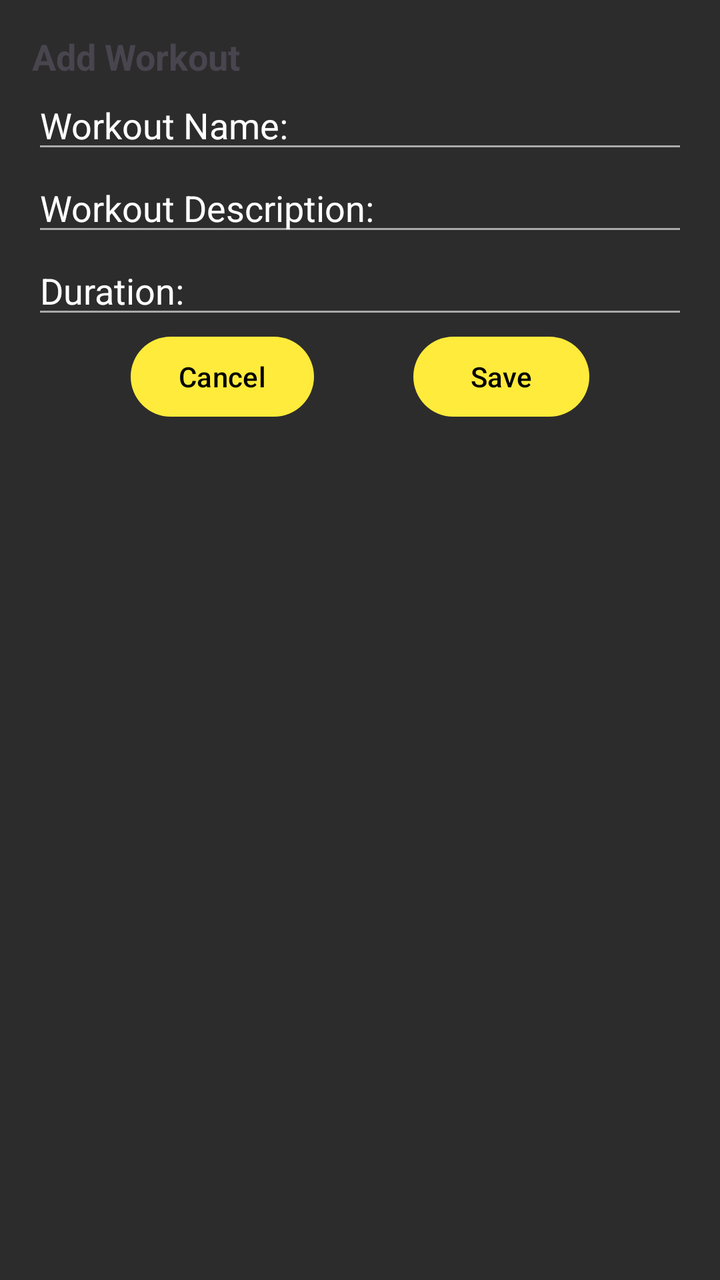
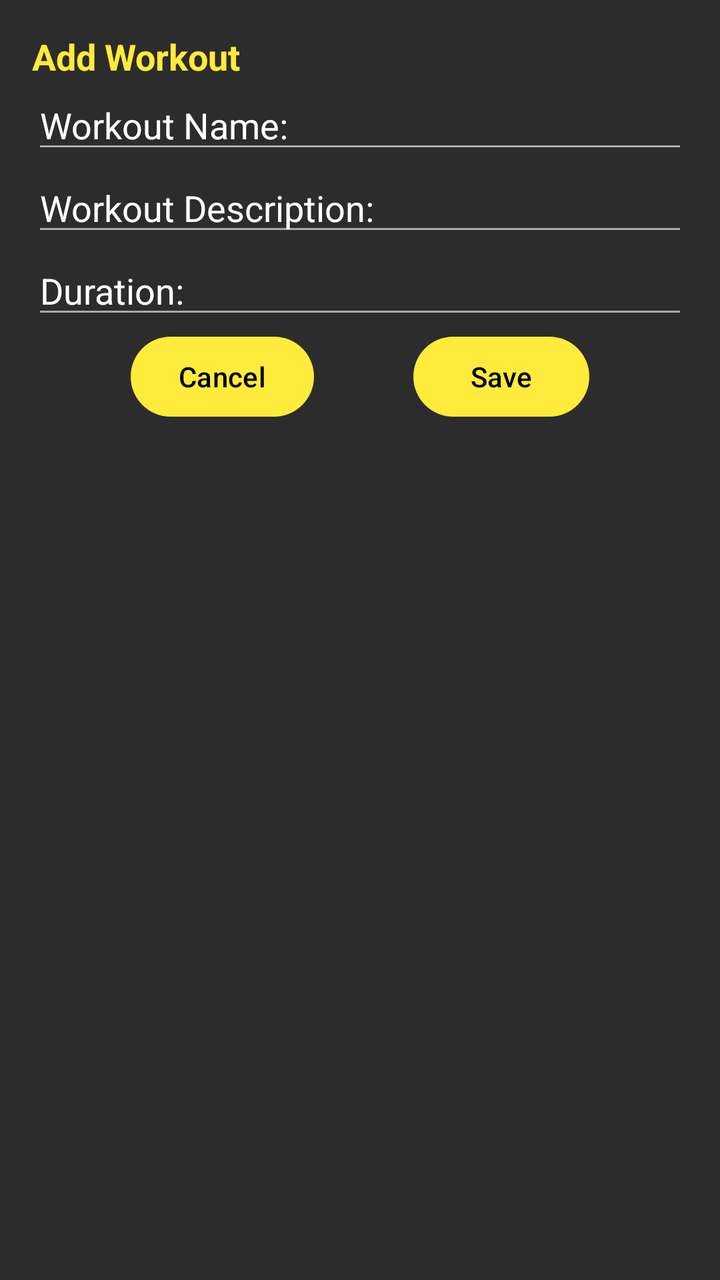

Two renders of the same Android screen: before a commit and after it. Below are the layout's source before the change and the commit's diff.
<!-- AndroidManifest.xml: application theme Theme.MyFit -->
<!-- res/layout/fragment_add_workout_dialogue.xml -->
<?xml version="1.0" encoding="utf-8"?>
<androidx.constraintlayout.widget.ConstraintLayout xmlns:android="http://schemas.android.com/apk/res/android"
    android:layout_width="match_parent"
    android:layout_height="match_parent"
    xmlns:app="http://schemas.android.com/apk/res-auto"
    android:background="@color/cardBackground"
    android:padding="@dimen/fragment_padding">

    <TextView
        android:id="@+id/addWorkoutTitle"
        android:layout_width="match_parent"
        android:layout_height="wrap_content"
        android:text="@string/add_workout"
        android:textSize="@dimen/text_size_h2"
        android:textStyle="bold"
        app:layout_constraintTop_toTopOf="parent"
        app:layout_constraintStart_toStartOf="parent"
        app:layout_constraintEnd_toEndOf="parent"/>

    <EditText
        android:id="@+id/workoutNameInput"
        android:hint="@string/workout_name"
        android:textColor="@color/white"
        android:textColorHint="@color/white"
        app:layout_constraintTop_toBottomOf="@id/addWorkoutTitle"
        app:layout_constraintStart_toStartOf="parent"
        app:layout_constraintEnd_toEndOf="parent"
        android:layout_width="match_parent"
        android:layout_height="wrap_content"/>

    <EditText
        android:id="@+id/workoutDescInput"
        android:hint="@string/workout_desc"
        android:textColor="@color/white"
        android:textColorHint="@color/white"
        app:layout_constraintTop_toBottomOf="@id/workoutNameInput"
        app:layout_constraintStart_toStartOf="parent"
        app:layout_constraintEnd_toEndOf="parent"
        android:layout_width="match_parent"
        android:layout_height="wrap_content"/>

    <EditText
        android:id="@+id/workoutDurationInput"
        android:hint="@string/duration"
        android:textColor="@color/white"
        android:textColorHint="@color/white"
        android:inputType="number"
        app:layout_constraintTop_toBottomOf="@id/workoutDescInput"
        app:layout_constraintStart_toStartOf="parent"
        app:layout_constraintEnd_toEndOf="parent"
        android:layout_width="match_parent"
        android:layout_height="wrap_content"/>

    <Button
        android:id="@+id/cancelBtn"
        android:layout_width="wrap_content"
        android:layout_height="wrap_content"
        android:text="@string/cancel"
        app:layout_constraintTop_toBottomOf="@id/workoutDurationInput"
        app:layout_constraintStart_toStartOf="parent"
        app:layout_constraintEnd_toStartOf="@id/saveBtn"/>

    <Button
        android:id="@+id/saveBtn"
        android:layout_width="wrap_content"
        android:layout_height="wrap_content"
        android:text="@string/save"
        app:layout_constraintTop_toBottomOf="@id/workoutDurationInput"
        app:layout_constraintStart_toEndOf="@id/cancelBtn"
        app:layout_constraintEnd_toEndOf="parent"
        />

</androidx.constraintlayout.widget.ConstraintLayout>
<!-- resources referenced by this layout -->
<resources>
  <color name="cardBackground">#2C2C2C</color>
  <color name="white">#FFFFFFFF</color>
  <dimen name="fragment_padding">16dp</dimen>
  <dimen name="text_size_h2">18sp</dimen>
  <string name="add_workout">Add Workout</string>
  <string name="cancel">Cancel</string>
  <string name="duration">Duration: </string>
  <string name="save">Save</string>
  <string name="workout_desc">Workout Description: </string>
  <string name="workout_name">Workout Name: </string>
  <style name="Theme.MyFit" parent="Base.Theme.MyFit" />
  <style name="Base.Theme.MyFit" parent="Theme.Material3.DayNight.NoActionBar">
  
          
          <item name="colorPrimary">@color/yellowAccent</item>
          <item name="colorPrimaryVariant">@color/yellowAccentDark</item>
          <item name="colorOnPrimary">@android:color/black</item>
  
          
          <item name="android:windowBackground">@color/darkGreyBackground</item>
  
          
          <item name="colorSecondary">@color/yellowAccent</item>
          <item name="colorOnSecondary">@android:color/black</item>
  
          
          <item name="android:textColorPrimary">@android:color/white</item>
          <item name="android:textColorSecondary">@android:color/darker_gray</item>
  
      </style>
  <color name="yellowAccent">#FFEB3B</color>
  <color name="yellowAccentDark">#FBC02D</color>
  <color name="darkGreyBackground">#212121</color>
</resources>

<!-- the commit's change to res/layout/fragment_add_workout_dialogue.xml (unified diff, before → after) -->
@@ -12,6 +12,7 @@
         android:layout_height="wrap_content"
         android:text="@string/add_workout"
         android:textSize="@dimen/text_size_h2"
+        android:textColor="@color/yellowAccent"
         android:textStyle="bold"
         app:layout_constraintTop_toTopOf="parent"
         app:layout_constraintStart_toStartOf="parent"
<!-- resource entries referenced after the edit -->
@@ -29,9 +29,16 @@
           <item name="android:textColorPrimary">@android:color/white</item>
           <item name="android:textColorSecondary">@android:color/darker_gray</item>
   
+          <item name="popupMenuStyle">@style/MyPopupMenu</item>
+  
       </style>
   <color name="yellowAccent">#FFEB3B</color>
   <color name="yellowAccentDark">#FBC02D</color>
   <color name="darkGreyBackground">#212121</color>
+  <style name="MyPopupMenu" parent="@style/Widget.MaterialComponents.PopupMenu.Overflow">
+          <item name="android:popupBackground">@color/darkGreyBackground</item>
+          <item name="android:textColor">@color/white</item>
+          <item name="android:itemBackground">?attr/selectableItemBackgroundBorderless</item>
+      </style>
 </resources>
 
